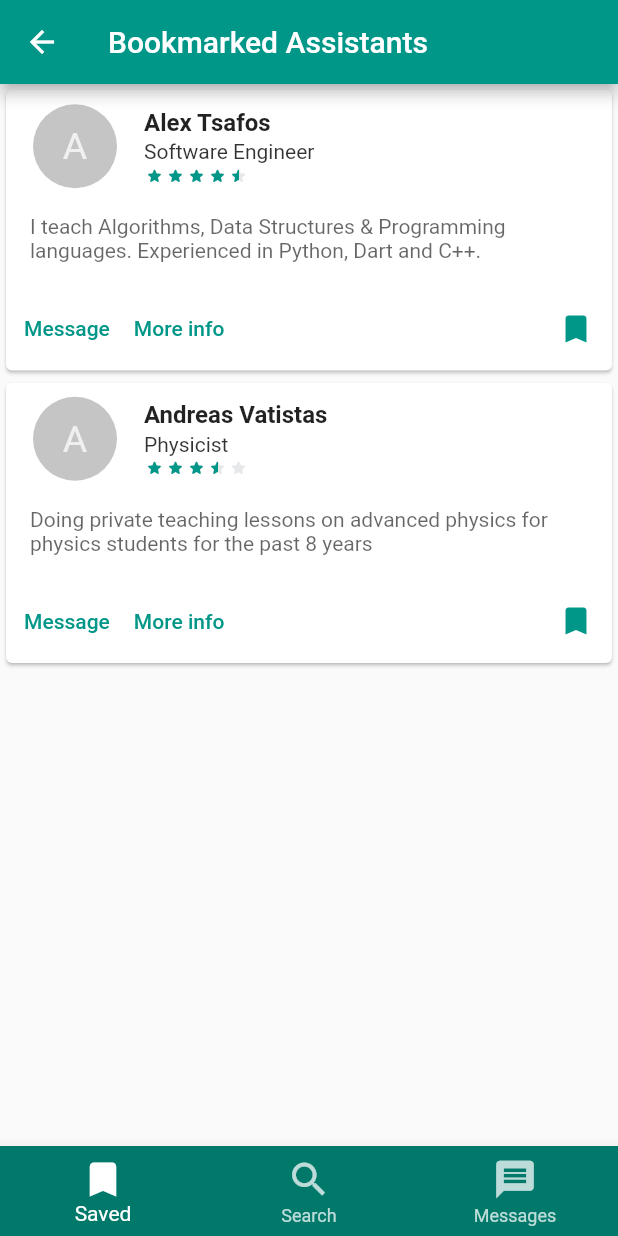
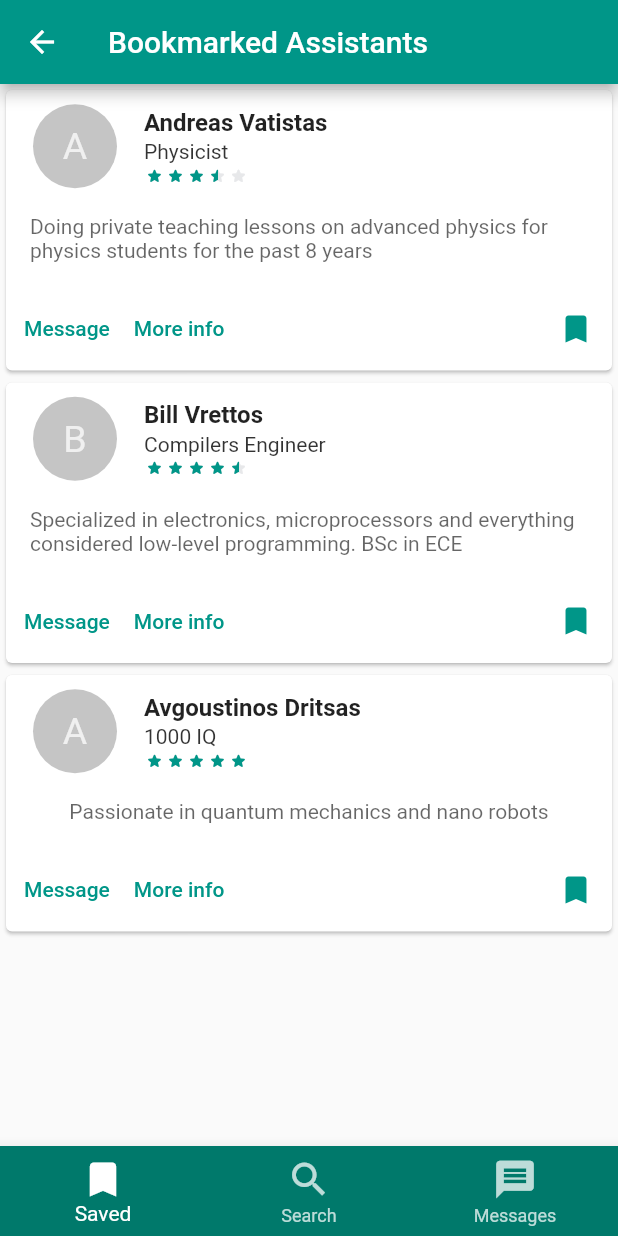
Before and after one commit to nrallakis/plesson, a Flutter app: the screen it shows after launch, after a tap on "Log-in", on a phone screen of 412 x 824 dp. Run offline on Flutter 3.47's test engine with Material 2 defaults, Android fonts, the phone set to English and light mode, and no system bars; drawn by our look-alikes of flutter_rating_stars; our stand-ins replace equatable, flutter_chat_types, flutter_chat_ui, flutter_rating_bar, google_fonts, searchfield and 1 more.

Commit message:
Load assistant from sharedprefrences + json tests

```diff
--- a/lib/core/extensions/seed.dart
+++ b/lib/core/extensions/seed.dart
@@ -7,9 +7,23 @@ import 'package:plesson/data/repositories/chat_repository.dart';
 extension AssistantRepoX on AssistantRepository {
   void seed() {
     assistants = _assistants;
-    currentUser.bookmarkedAssistants = _savedAssistants;
   }
 }
+
+final seedUser = Assistant(
+  id: 0,
+  username: 'user',
+  firstName: 'Nicholas',
+  lastName: 'Rallakis',
+  bookmarkedAssistants: [1, 2, 3],
+  rating: 8,
+  description: 'Bsc in Maths. Can also assist in Physics and Chemistry. I also teach Algorithms, Data Structures & Programming languages.',
+  title: 'Maths',
+  subjects: ["Maths", "AI"],
+  email: 'nrallakis4@gmail.com',
+  linkedIn: 'Nicholas Rallakis',
+  facebook: 'Nicholas Rallakis',
+);
 
 extension ChatRepoX on ChatRepository {
   void seed() {
--- a/lib/data/models/assistant.dart
+++ b/lib/data/models/assistant.dart
@@ -1,4 +1,7 @@
-class Assistant {
+import 'package:equatable/equatable.dart';
+import 'package:flutter/material.dart';
+
+class Assistant extends ChangeNotifier with EquatableMixin {
   int id;
   String username;
   String firstName;
@@ -31,25 +34,45 @@ class Assistant {
     this.imagePath,
   });
 
-  // Assistant.fromJson(Map<String, dynamic> json)
-  //   : id = json['id'],
-  //     username = json['username'],
-  //     firstName = json['firstName'],
-  //     lastName = json['lastName'],
-  //     title = json['title'],
-  //     description = json['description'],
-  //     subjects = json['subjects'].toString().split(','),
-  //     bookmarkedAssistants = json['bookmarkedAssistants'].toString().split(',').map((String id) => )
+  Assistant.fromJson(Map<String, dynamic> json)
+    : id = json['id'],
+      username = json['username'],
+      firstName = json['firstName'],
+      lastName = json['lastName'],
+      title = json['title'],
+      description = json['description'],
+      subjects = json['subjects'].cast<String>(),
+      bookmarkedAssistants = json['bookmarkedAssistants'].cast<int>(),
+      rating = json['rating'],
+      email = json['email'],
+      facebook = json['facebook'],
+      linkedIn = json['linkedIn'],
+      imagePath = json['imagePath'];
 
-
-  // Map<String, dynamic> toJson() => {
-  //   'id' : id,
-  //   ''
-  // };
+  Map<String, dynamic> toJson() => {
+    'id' : id,
+    'username': username,
+    'firstName': firstName,
+    'lastName': lastName,
+    'title': title,
+    'description': description,
+    'subjects': subjects,
+    'bookmarkedAssistants': bookmarkedAssistants,
+    'rating': rating,
+    'email': email,
+    'facebook': facebook,
+    'linkedIn': linkedIn,
+    'imagePath': imagePath,
+  };
 
   String get fullName => "$firstName $lastName";
 
   String get contactDetails => "Facebook: $facebook\nLinkedIn: $linkedIn\nEmail: $email";
 
   String get educationDetails => "2012-2019: Lorem ipsum dolor\n2019-2020: Etiam vitae nunc sed ipsum\n2020-2021: Flutter bootcamp";
+
+  @override
+  List<Object?> get props => [id, username, firstName, lastName, title, email, facebook, linkedIn, description, subjects, imageUrl, imagePath, bookmarkedAssistants, rating];
+
+
 }
--- a/lib/data/repositories/assistants_repository.dart
+++ b/lib/data/repositories/assistants_repository.dart
@@ -1,22 +1,8 @@
 import 'dart:convert';
 
+import 'package:plesson/core/extensions/seed.dart';
 import 'package:plesson/data/models/assistant.dart';
 import 'package:shared_preferences/shared_preferences.dart';
-
-final currentUser = Assistant(
-  id: 0,
-  username: 'user',
-  firstName: 'Nicholas',
-  lastName: 'Rallakis',
-  bookmarkedAssistants: [],
-  rating: 8,
-  description: 'Bsc in Maths. Can also assist in Physics and Chemistry. I also teach Algorithms, Data Structures & Programming languages.',
-  title: 'Maths',
-  subjects: [],
-  email: 'nrallakis4@gmail.com',
-  linkedIn: 'Nicholas Rallakis',
-  facebook: 'Nicholas Rallakis',
-);
 
 const currentUserKey = "current_user_json";
 
@@ -24,7 +10,7 @@ class AssistantRepository {
 
   List<Assistant> assistants = [];
   List<Assistant> get bookmarkedAssistants {
-    return currentUser.bookmarkedAssistants
+    return user.bookmarkedAssistants
         .map((int id) => getAssistant(id)).toList();
   }
 
@@ -32,22 +18,30 @@ class AssistantRepository {
     return assistants.where((assistant) => assistant.subjects.contains(subject)).toList();
   }
 
+  Assistant? _user;
+
   void saveAssistant(Assistant assistant) {
     bookmarkedAssistants.add(assistant);
   }
 
-  // Future<Assistant> loadAssistantFromStorage() async {
-  //   final prefs = await SharedPreferences.getInstance();
-  //   String? userJson = await prefs.getString(currentUserKey);
-  //   if (userJson == null) throw Exception('Problem with loading user');
-  //   Assistant user = Assistant.fromJson(jsonDecode(userJson!));
-  //   return currentUser;
-  // }
+  Assistant get user => _user!;
 
-  // Future<void> saveUserToLocalStorage() async {
-  //   final prefs = await SharedPreferences.getInstance();
-  //   await prefs.setString(currentUserKey, jsonEncode(currentUser.toJson()));
-  // }
+  Future loadUserFromStorage() async {
+    final prefs = await SharedPreferences.getInstance();
+    String? userJson = prefs.getString(currentUserKey);
+
+    if (userJson == null) {
+      _user = seedUser;
+      saveUserToLocalStorage();
+    } else {
+      _user = Assistant.fromJson(jsonDecode(userJson));
+    }
+  }
+
+  Future<void> saveUserToLocalStorage() async {
+    final prefs = await SharedPreferences.getInstance();
+    await prefs.setString(currentUserKey, jsonEncode(user.toJson()));
+  }
 
   Assistant getAssistant(int id) => assistants.firstWhere((a) => a.id == id);
 }
--- a/lib/main.dart
+++ b/lib/main.dart
@@ -7,10 +7,11 @@ import 'package:plesson/viewmodels/chat_viewmodel.dart';
 import 'package:plesson/viewmodels/bookmarked_assistants_viewmodel.dart';
 import 'package:plesson/viewmodels/search_assistants_viewmodel.dart';
 import 'package:provider/provider.dart';
+import 'data/models/assistant.dart';
 import 'data/repositories/chat_repository.dart';
 import 'routes.dart' as routes;
 
-void main() {
+void main() async {
   runApp(const NavigationPage());
 }
 
@@ -23,20 +24,25 @@ class NavigationPage extends StatefulWidget {
 
 class _NavigationPageState extends State<NavigationPage> {
 
+  AssistantRepository assistantRepository = AssistantRepository()..seed();
+  ChatRepository chatRepository = ChatRepository()..seed();
   // This widget is the root of your application.
   @override
   Widget build(BuildContext context) {
-    AssistantRepository assistantRepository = AssistantRepository()..seed();
-    ChatRepository chatRepository = ChatRepository()..seed();
-    SubjectsRepository subjectsRepository = SubjectsRepository();
-
     return MultiProvider(
       providers: [
+        ChangeNotifierProvider(create: (_) => assistantRepository.user),
         ChangeNotifierProvider(create: (_) => BookmarkedAssistantsViewModel(assistantRepository)),
         ChangeNotifierProvider(create: (_) => SearchAssistantsViewModel(assistantRepository, subjectsRepository)),
         ChangeNotifierProvider(create: (_) => ChatViewModel(assistantRepository, chatRepository)),
       ],
-      child: MaterialApp(
+      child: FutureBuilder<void>(
+        future: assistantRepository.loadUserFromStorage(),
+        builder: (context, snapshot) {
+          if (snapshot.connectionState != ConnectionState.done) {
+            return const Text('Loading...');
+          } else {
+            return MaterialApp(
               title: 'Plesson',
               theme: ThemeData(
                 primarySwatch: Colors.teal,
@@ -44,7 +50,12 @@ class _NavigationPageState extends State<NavigationPage> {
               ),
               onGenerateRoute: routes.generateRoute,
               initialRoute: routes.loginScreen,
-      ),
             );
           }
         }
+      )
+    );
+  }
+}
+
+  SubjectsRepository subjectsRepository = SubjectsRepository();
--- a/lib/routes.dart
+++ b/lib/routes.dart
@@ -28,7 +28,7 @@ Route<dynamic> generateRoute(RouteSettings settings) {
       var assistant = settings.arguments as Assistant;
       return MaterialPageRoute(builder: (_) => AssistantProfileScreen(assistant: assistant));
     case '/userprofile':
-      return MaterialPageRoute(builder: (_) => UserProfileScreen(user: currentUser));
+      return MaterialPageRoute(builder: (_) => UserProfileScreen());
     case '/userprofile/edit':
       var user = settings.arguments as Assistant;
       return MaterialPageRoute(builder: (_) => EditProfileScreen(user: user));
--- a/lib/viewmodels/chat_viewmodel.dart
+++ b/lib/viewmodels/chat_viewmodel.dart
@@ -25,7 +25,7 @@ class ChatViewModel extends ChangeNotifier {
     _assistantRepo = assistantRepo;
     _chatRepo = chatRepo;
     _chatSessions = chatRepo.chatSessions;
-    user = currentUser.toChatUser();
+    user = _assistantRepo.user.toChatUser();
   }
 
   void setChatWith(Assistant assistant) {
--- a/pubspec.yaml
+++ b/pubspec.yaml
@@ -44,6 +44,7 @@ dependencies:
   camera: ^0.9.4+14
   camera_web: ^0.2.1+3
   shared_preferences: ^2.0.13
+  equatable: ^2.0.3
 
 dev_dependencies:
   flutter_test:
```
Also changed, not shown: lib/ui/components/nav_bar.dart (+6 -3 lines), lib/ui/screens/edit_user_profile_screen.dart (+7 -1 lines), lib/ui/screens/personal_profile_screen.dart (+4 -3 lines), lib/viewmodels/current_user_viewmodel.dart (deleted, +0 -12 lines), lib/viewmodels/search_assistants_viewmodel.dart (+8 -2 lines), pubspec.lock, 4 other files. Lines whose indentation alone changed are shown as unchanged.
